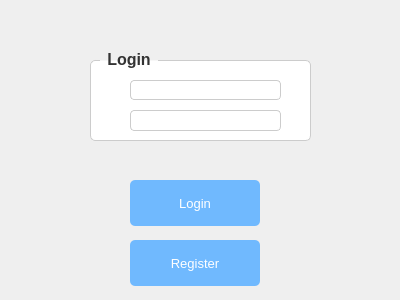
Qt form loginscreen.ui (WeWeBunnyX/HotelReservationSQL_Application) before a commit.
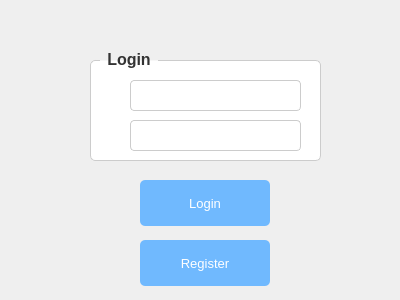
The same form after that commit.

Diff of the .ui file:
```diff
--- a/loginscreen.ui
+++ b/loginscreen.ui
@@ -75,7 +75,7 @@
   <widget class="QPushButton" name="LoginButton">
    <property name="geometry">
     <rect>
-     <x>130</x>
+     <x>140</x>
      <y>180</y>
      <width>130</width>
      <height>46</height>
@@ -88,7 +88,7 @@
   <widget class="QPushButton" name="RegisterButton">
    <property name="geometry">
     <rect>
-     <x>130</x>
+     <x>140</x>
      <y>240</y>
      <width>130</width>
      <height>46</height>
@@ -103,8 +103,8 @@
     <rect>
      <x>90</x>
      <y>50</y>
-     <width>221</width>
-     <height>91</height>
+     <width>231</width>
+     <height>111</height>
     </rect>
    </property>
    <property name="title">
@@ -115,8 +115,8 @@
      <rect>
       <x>40</x>
       <y>30</y>
-      <width>151</width>
-      <height>20</height>
+      <width>171</width>
+      <height>31</height>
      </rect>
     </property>
    </widget>
@@ -124,11 +124,14 @@
     <property name="geometry">
      <rect>
       <x>40</x>
-      <y>60</y>
-      <width>151</width>
-      <height>21</height>
+      <y>70</y>
+      <width>171</width>
+      <height>31</height>
      </rect>
     </property>
+    <property name="echoMode">
+     <enum>QLineEdit::EchoMode::Password</enum>
+    </property>
    </widget>
   </widget>
  </widget>
```
